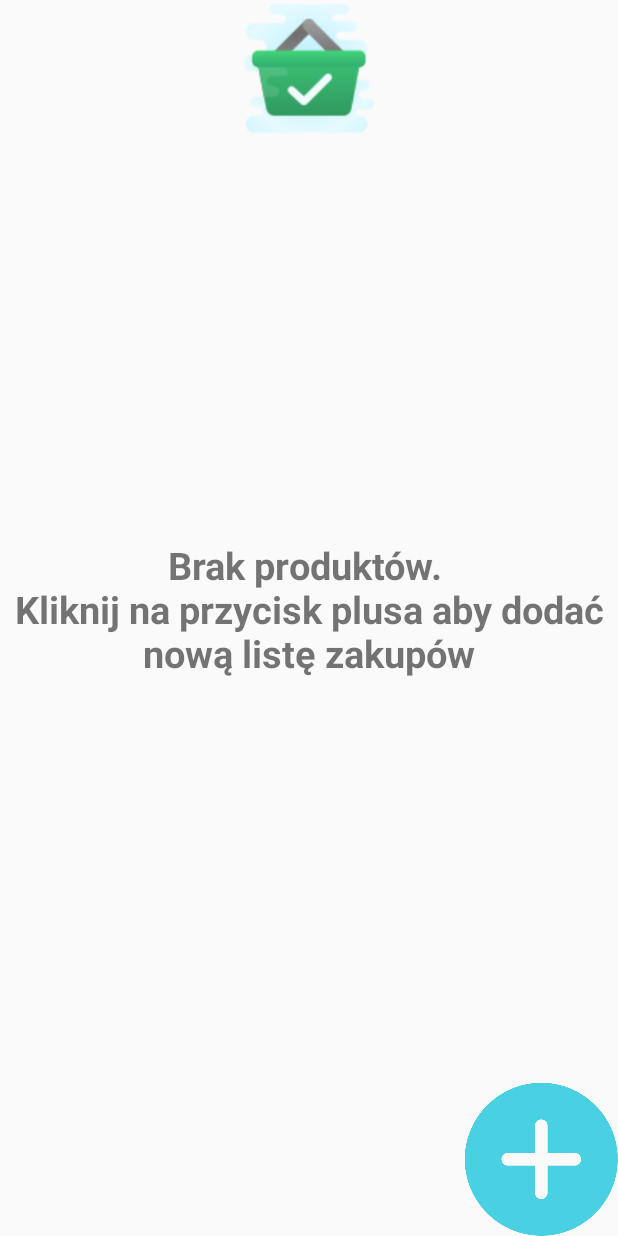
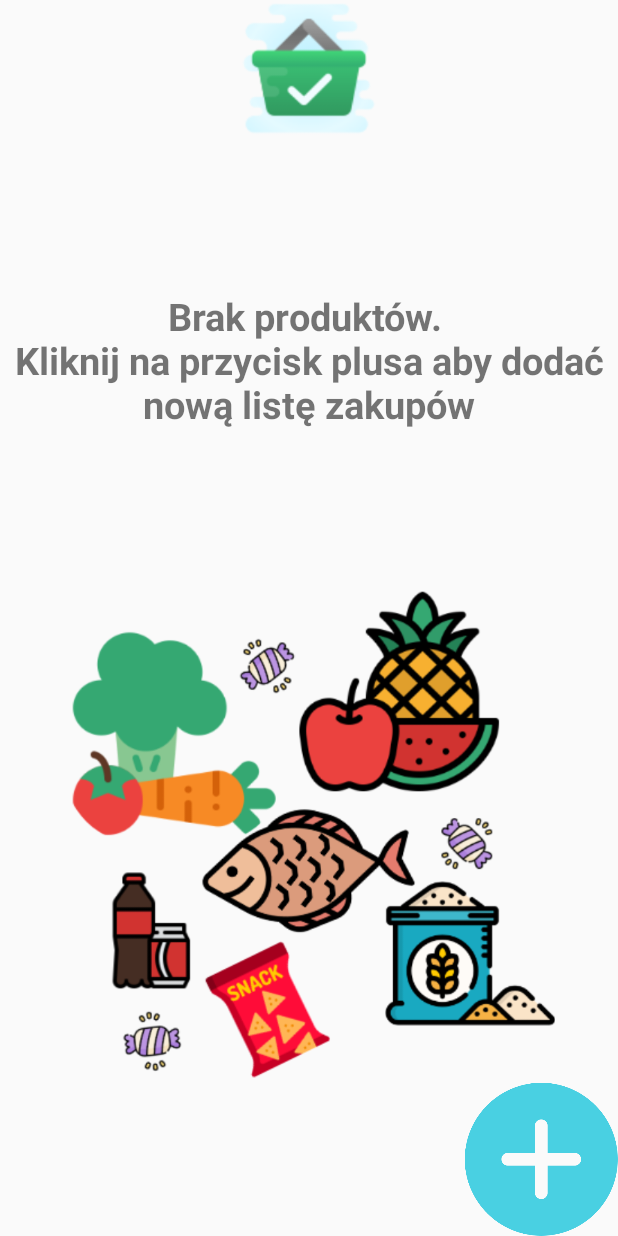
Before and after one commit to AgnieszkaRozanska/Inteligentna_Lodowka, an Android app: the ShoppingListActivity screen opened directly, with no data from a screen before it, on a phone screen of 412 x 824 dp. Run offline under Robolectric (Android 15) with nearby library versions, the phone set to English and light mode, and no system bars; libraries missing offline, so code that uses them is left out: com.facebook.stetho.

```diff
--- a/app/src/main/res/layout/activity_card_view_shopping_item.xml
+++ b/app/src/main/res/layout/activity_card_view_shopping_item.xml
@@ -51,7 +51,7 @@
 
             <CheckBox
                 android:id="@+id/checkBoxProductShoppingList"
-                android:layout_width="287dp"
+                android:layout_width="240dp"
                 android:layout_height="wrap_content"
                 android:ellipsize="end"
                 android:ems="10"
--- a/app/src/main/res/layout/activity_shopping_list.xml
+++ b/app/src/main/res/layout/activity_shopping_list.xml
@@ -40,14 +40,25 @@
         android:id="@+id/textView_InformAboutLackOfShoppingList"
         android:layout_width="wrap_content"
         android:layout_height="wrap_content"
-        android:visibility="invisible"
+        android:text="Brak produktów. \nKliknij na przycisk plusa aby dodać nową listę zakupów"
         android:textAlignment="center"
         android:textSize="25dp"
-        android:text="Brak produktów. \nKliknij na przycisk plusa aby dodać nową listę zakupów"
-        app:layout_constraintBottom_toTopOf="@+id/AddShoppingProduct"
         android:textStyle="bold"
+        android:visibility="invisible"
+        app:layout_constraintBottom_toTopOf="@+id/imageView_groupOfProducts"
         app:layout_constraintEnd_toEndOf="parent"
         app:layout_constraintStart_toStartOf="parent"
         app:layout_constraintTop_toBottomOf="@+id/imageView4" />
 
+    <ImageView
+        android:id="@+id/imageView_groupOfProducts"
+        android:layout_width="match_parent"
+        android:layout_height="332dp"
+        app:layout_constraintBottom_toTopOf="@+id/AddShoppingProduct"
+        app:layout_constraintEnd_toEndOf="@+id/textView_InformAboutLackOfShoppingList"
+        app:layout_constraintHorizontal_bias="0.0"
+        android:visibility="invisible"
+        app:layout_constraintStart_toStartOf="parent"
+        app:srcCompat="@drawable/shopping_group" />
+
 </androidx.constraintlayout.widget.ConstraintLayout>
--- a/app/src/main/res/layout/custom_alertdialog_add_shopping_product.xml
+++ b/app/src/main/res/layout/custom_alertdialog_add_shopping_product.xml
@@ -124,7 +124,7 @@
     <AutoCompleteTextView
         android:id="@+id/EditText_NameShoppingProduct"
         android:layout_width="350dp"
-        android:layout_height="51dp"
+        android:layout_height="wrap_content"
         android:layout_marginBottom="10dp"
         android:hint="Wpisz nazwę produktu"
         android:textAlignment="center"
```
Also changed, not shown: app/src/main/java/com/example/inteligentnalodowka_mobileapp/ShoppingList/ShoppingListActivity.kt (+6 -5 lines), app/src/main/java/com/example/inteligentnalodowka_mobileapp/ShoppingList/ShoppingListAdapter.kt (+44 -0 lines), app/src/main/res/layout/custom_details_of_shopping_product.xml (+8 -5 lines), app/src/main/res/drawable/shopping_group.png (added).
